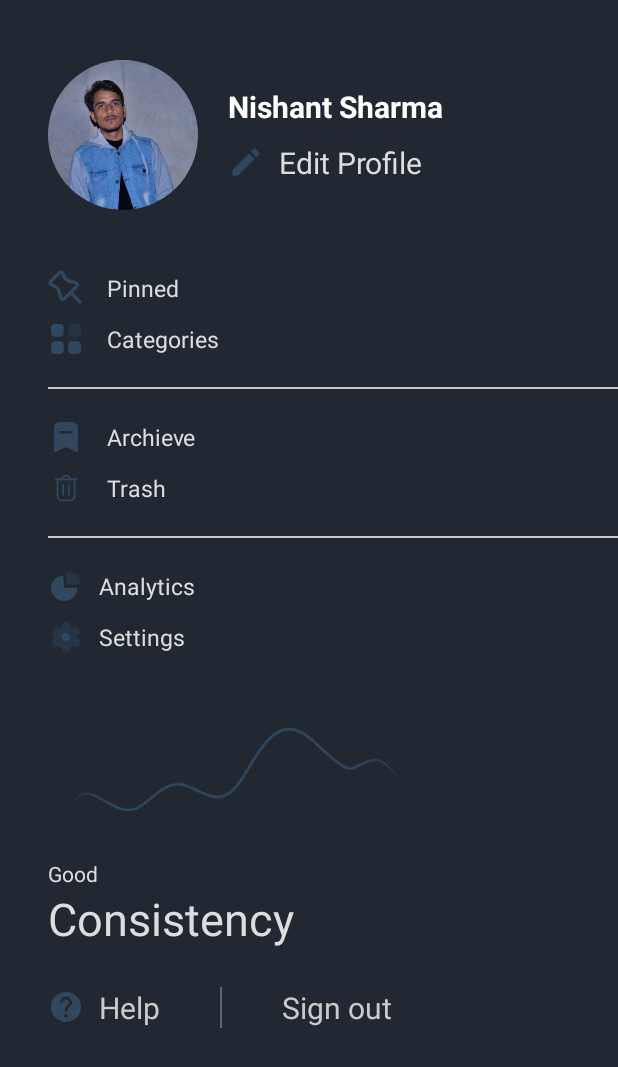
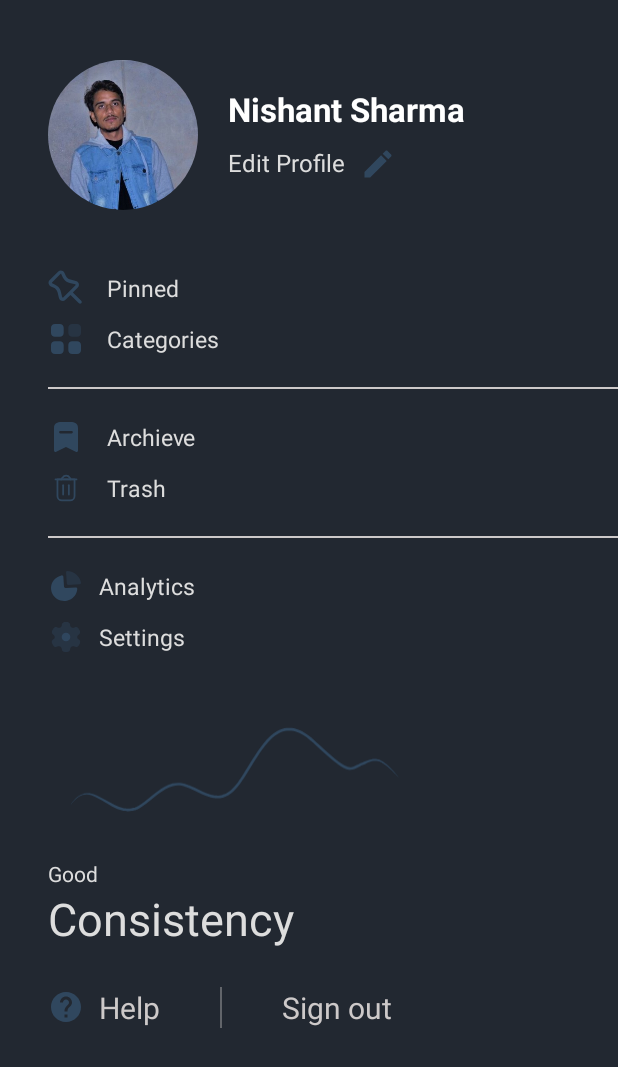
Before and after one commit to nishantsharma1115/TaskManager, an Android app: the layout drawer_menu.xml on its own in the app's theme, with its tools: preview values and no code run, on a phone screen of 412 x 824 dp. Shown: the top 1067 px of the screen. Run offline under Robolectric (Android 15) with nearby library versions, the phone set to English and light mode, and no system bars.

```diff
--- a/app/build.gradle
+++ b/app/build.gradle
@@ -9,6 +9,7 @@ android {
 
     buildFeatures {
         viewBinding true
+        dataBinding true
     }
 
     kapt {
@@ -85,4 +86,7 @@ dependencies {
     kapt 'androidx.hilt:hilt-compiler:1.0.0-alpha01'
 
     implementation 'androidx.fragment:fragment-ktx:1.3.0'
+
+    //Coil
+    implementation("io.coil-kt:coil:1.2.2")
 }
--- a/app/src/main/java/com/nishant/mytasks/repositories/DataRepository.kt
+++ b/app/src/main/java/com/nishant/mytasks/repositories/DataRepository.kt
@@ -1,12 +1,14 @@
 package com.nishant.mytasks.repositories
 
+import android.util.Log
 import com.nishant.mytasks.model.Task
 import com.nishant.mytasks.room.CacheMapper
 import com.nishant.mytasks.room.TaskDao
+import javax.inject.Inject
 
 
 class DataRepository
-constructor(
+@Inject constructor(
     private val taskDao: TaskDao,
     private val cacheMapper: CacheMapper
 ) {
@@ -17,6 +19,7 @@ constructor(
         failure: (Long) -> Unit
     ) {
         val result: Long = taskDao.insert(cacheMapper.mapToEntity(task))
+        Log.d("Here row", result.toString())
         if (result >= 0) {
             success(result)
         } else {
--- /dev/null
+++ b/app/src/main/res/drawable/archieve_icon_blue.xml
@@ -0,0 +1,10 @@
+<vector xmlns:android="http://schemas.android.com/apk/res/android"
+    android:width="24dp"
+    android:height="24dp"
+    android:viewportWidth="30"
+    android:viewportHeight="30">
+    <path
+        android:fillColor="#30475E"
+        android:fillType="evenOdd"
+        android:pathData="M11.125,2.5H18.8375C22.225,2.5 24.9625,3.8375 25,7.2375V26.2125C25,26.425 24.95,26.6375 24.85,26.825C24.6875,27.125 24.4125,27.35 24.075,27.45C23.75,27.55 23.3875,27.5 23.0875,27.325L14.9875,23.275L6.875,27.325C6.6887,27.4237 6.475,27.4875 6.2625,27.4875C5.5625,27.4875 5,26.9125 5,26.2125V7.2375C5,3.8375 7.75,2.5 11.125,2.5ZM10.275,12.025H19.6875C20.225,12.025 20.6625,11.5863 20.6625,11.0375C20.6625,10.4875 20.225,10.05 19.6875,10.05H10.275C9.7375,10.05 9.3,10.4875 9.3,11.0375C9.3,11.5863 9.7375,12.025 10.275,12.025Z" />
+</vector>
--- a/app/src/main/res/drawable/archieve_icon.xml
+++ b/app/src/main/res/drawable/archieve_icon_white.xml
@@ -5,6 +5,6 @@
     android:viewportHeight="30">
   <path
       android:pathData="M11.125,2.5H18.8375C22.225,2.5 24.9625,3.8375 25,7.2375V26.2125C25,26.425 24.95,26.6375 24.85,26.825C24.6875,27.125 24.4125,27.35 24.075,27.45C23.75,27.55 23.3875,27.5 23.0875,27.325L14.9875,23.275L6.875,27.325C6.6887,27.4237 6.475,27.4875 6.2625,27.4875C5.5625,27.4875 5,26.9125 5,26.2125V7.2375C5,3.8375 7.75,2.5 11.125,2.5ZM10.275,12.025H19.6875C20.225,12.025 20.6625,11.5863 20.6625,11.0375C20.6625,10.4875 20.225,10.05 19.6875,10.05H10.275C9.7375,10.05 9.3,10.4875 9.3,11.0375C9.3,11.5863 9.7375,12.025 10.275,12.025Z"
-      android:fillColor="#30475E"
+      android:fillColor="#DDDDDD"
       android:fillType="evenOdd"/>
 </vector>
--- a/app/src/main/res/drawable/drawer_icon.xml
+++ b/app/src/main/res/drawable/drawer_icon.xml
@@ -5,6 +5,6 @@
     android:viewportWidth="24"
     android:viewportHeight="24">
     <path
-        android:fillColor="@android:color/white"
+        android:fillColor="@color/white"
         android:pathData="M3,18h18v-2L3,16v2zM3,13h18v-2L3,11v2zM3,6v2h18L21,6L3,6z" />
 </vector>
--- a/app/src/main/res/layout/drawer_menu.xml
+++ b/app/src/main/res/layout/drawer_menu.xml
@@ -13,7 +13,7 @@
 
         <LinearLayout
             android:layout_width="match_parent"
-            android:layout_height="match_parent"
+            android:layout_height="wrap_content"
             android:orientation="vertical">
 
             <LinearLayout
@@ -44,7 +44,7 @@
                         android:layout_marginStart="20dp"
                         android:text="Nishant Sharma"
                         android:textColor="@color/white"
-                        android:textSize="20sp"
+                        android:textSize="22sp"
                         android:textStyle="bold"
                         app:layout_constraintStart_toEndOf="@id/profilePicture"
                         app:layout_constraintTop_toTopOf="@id/profilePicture" />
@@ -55,11 +55,11 @@
                         android:layout_height="wrap_content"
                         android:layout_marginStart="20dp"
                         android:layout_marginTop="10dp"
+                        android:drawableEnd="@drawable/edit_icon"
                         android:drawablePadding="10dp"
                         android:text="@string/edit_profile"
                         android:textColor="@color/textColor"
-                        android:textSize="20sp"
-                        app:drawableStartCompat="@drawable/edit_icon" />
+                        android:textSize="16sp" />
 
                 </LinearLayout>
 
@@ -106,7 +106,7 @@
                 android:text="@string/archieve"
                 android:textColor="@color/textColor"
                 android:textSize="15sp"
-                app:drawableStartCompat="@drawable/archieve_icon" />
+                app:drawableStartCompat="@drawable/archieve_icon_blue" />
 
             <TextView
                 android:id="@+id/trash"
--- a/app/src/main/res/values/strings.xml
+++ b/app/src/main/res/values/strings.xml
@@ -11,4 +11,6 @@
     <string name="consistency">Consistency</string>
     <string name="help">Help</string>
     <string name="sign_out">Sign out</string>
+    <string name="navigation_drawer_open">Open navigation drawer</string>
+    <string name="navigation_drawer_close">Close navigation drawer</string>
 </resources>
--- a/build.gradle
+++ b/build.gradle
@@ -8,6 +8,7 @@ buildscript {
     dependencies {
         classpath "com.android.tools.build:gradle:4.1.2"
         classpath "org.jetbrains.kotlin:kotlin-gradle-plugin:$kotlin_version"
+        classpath "com.google.dagger:hilt-android-gradle-plugin:2.32-alpha"
 
         // NOTE: Do not place your application dependencies here; they belong
         // in the individual module build.gradle files
```
Also changed, not shown: app/src/main/java/com/nishant/mytasks/MainActivity.kt (+12 -22 lines), app/src/main/java/com/nishant/mytasks/di/RepositoryModule.kt (deleted, +0 -24 lines), app/src/main/java/com/nishant/mytasks/di/RoomModule.kt (+9 -2 lines), app/src/main/java/com/nishant/mytasks/ui/AddTaskActivity.kt (+17 -13 lines), app/src/main/res/layout/activity_main.xml (+8 -3 lines), app/src/main/res/layout/layout_home_page.xml (+12 -7 lines).
